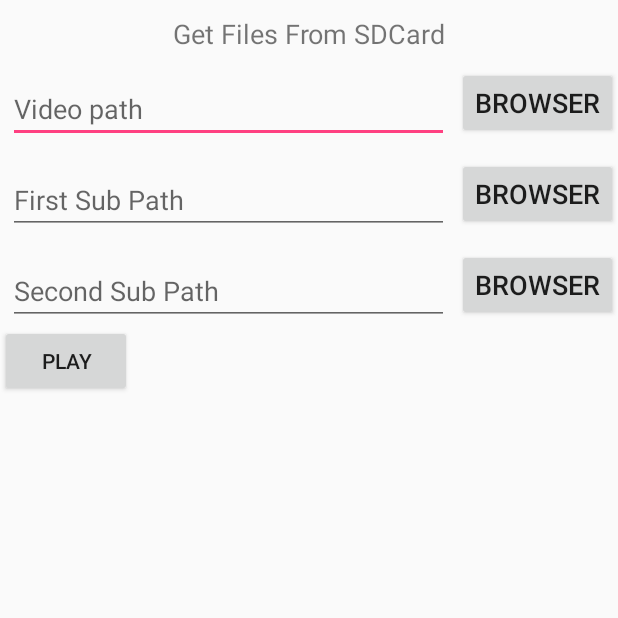
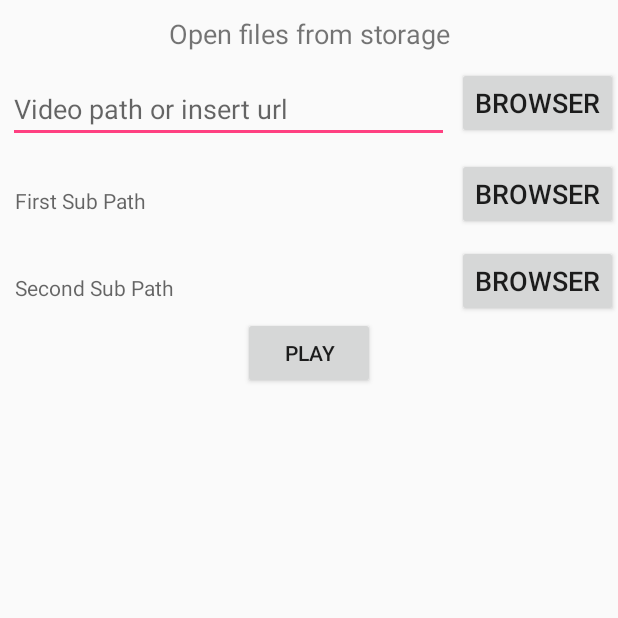
Before and after one commit to LanShunoda/ExoroPlayer, an Android app: the screen it shows after launch (MainActivity), on a phone screen of 412 x 824 dp, the top half of it. Run offline under Robolectric (Android 15) with nearby library versions, the phone set to English and light mode, and no system bars; our stand-ins replace EventBus.

Commit message:
fragments saving state added, layout changes

```diff
--- a/app/src/main/java/com/plorial/exoroplayer/views/FileExplorerFragment.java
+++ b/app/src/main/java/com/plorial/exoroplayer/views/FileExplorerFragment.java
@@ -9,6 +9,7 @@ import android.view.View;
 import android.view.ViewGroup;
 import android.widget.Button;
 import android.widget.EditText;
+import android.widget.TextView;
 
 import com.plorial.exoroplayer.R;
 import com.plorial.exoroplayer.controllers.FileExplorerClickListener;
@@ -24,10 +25,10 @@ public class FileExplorerFragment extends Fragment {
     private EditText etVideoPath;
     public static boolean bV = false;
 
-    private EditText etSub1Path;
+    private TextView etSub1Path;
     public static boolean bS1 = false;
 
-    private EditText etSub2Path;
+    private TextView etSub2Path;
     public static boolean bS2 = false;
 
     @Nullable
@@ -64,8 +65,8 @@ public class FileExplorerFragment extends Fragment {
 
     private void initViews(View view) {
         etVideoPath = (EditText) view.findViewById(R.id.etVideoPath);
-        etSub1Path = (EditText) view.findViewById(R.id.etSub1Path);
-        etSub2Path = (EditText) view.findViewById(R.id.etSub2Path);
+        etSub1Path = (TextView) view.findViewById(R.id.etSub1Path);
+        etSub2Path = (TextView) view.findViewById(R.id.etSub2Path);
         FileExplorerClickListener listener = new FileExplorerClickListener(this);
         Button bVideo = (Button) view.findViewById(R.id.bBrowserVideoPath);
         Button bSub1 = (Button) view.findViewById(R.id.bBrowserSub1Path);
--- a/app/src/main/res/layout/file_explorer_fragment.xml
+++ b/app/src/main/res/layout/file_explorer_fragment.xml
@@ -6,7 +6,7 @@
     <TextView android:id="@+id/textview"
         android:layout_width="fill_parent"
         android:layout_height="wrap_content"
-        android:text="Get Files From SDCard"
+        android:text="Open files from storage"
         android:textSize="18dp"
         android:gravity="center"
         android:layout_marginTop="10dp"
@@ -16,7 +16,7 @@
         android:layout_width="wrap_content">
         <EditText
             android:layout_alignParentLeft="true"
-            android:hint="Video path"
+            android:hint="Video path or insert url"
             android:id="@+id/etVideoPath"
             android:layout_width="fill_parent"
             android:layout_height="wrap_content"
@@ -41,19 +41,19 @@
     <RelativeLayout
         android:layout_height="wrap_content"
         android:layout_width="wrap_content">
-        <EditText
-            android:layout_alignParentLeft="true"
+        <TextView
             android:hint="First Sub Path"
             android:id="@+id/etSub1Path"
             android:layout_width="fill_parent"
             android:layout_height="wrap_content"
-            android:layout_marginLeft="5dp"
-            android:layout_marginRight="5dp"
-            android:layout_marginTop="15dp"
             android:ems="10"
             android:inputType="textPersonName"
-            android:layout_toLeftOf="@+id/bBrowserSub1Path" >
-        </EditText>
+            android:layout_alignBottom="@+id/bBrowserSub1Path"
+            android:layout_toLeftOf="@+id/bBrowserSub1Path"
+            android:layout_toStartOf="@+id/bBrowserSub1Path"
+            android:paddingBottom="10dp"
+            android:paddingLeft="10dp">
+        </TextView>
 
         <Button android:text="Browser"
             android:id="@+id/bBrowserSub1Path"
@@ -68,19 +68,19 @@
     <RelativeLayout
         android:layout_height="wrap_content"
         android:layout_width="wrap_content">
-        <EditText
-            android:layout_alignParentLeft="true"
+        <TextView
             android:hint="Second Sub Path"
             android:id="@+id/etSub2Path"
             android:layout_width="fill_parent"
             android:layout_height="wrap_content"
-            android:layout_marginLeft="5dp"
-            android:layout_marginRight="5dp"
-            android:layout_marginTop="15dp"
             android:ems="10"
             android:inputType="textPersonName"
-            android:layout_toLeftOf="@+id/bBrowserSub2Path" >
-        </EditText>
+            android:layout_alignBottom="@+id/bBrowserSub2Path"
+            android:layout_alignParentLeft="true"
+            android:layout_alignParentStart="true"
+            android:paddingBottom="10dp"
+            android:paddingLeft="10dp">
+        </TextView>
 
         <Button android:text="Browser"
             android:id="@+id/bBrowserSub2Path"
@@ -96,5 +96,6 @@
         android:layout_width="wrap_content"
         android:layout_height="wrap_content"
         android:text="Play"
-        android:id="@+id/bStartPlaying" />
+        android:id="@+id/bStartPlaying"
+        android:layout_gravity="center_horizontal" />
 </LinearLayout>
```
Also changed, not shown: app/src/main/java/com/plorial/exoroplayer/views/FileChooseFragment.java (+11 -1 lines), app/src/main/java/com/plorial/exoroplayer/views/VideoFragment.java (+19 -2 lines), app/src/main/res/layout/video_fragment.xml (+7 -0 lines).
